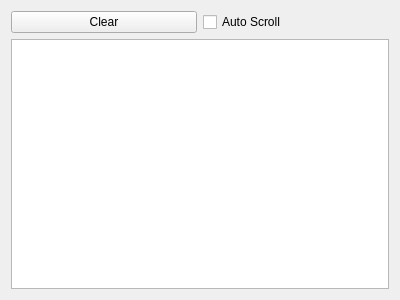
Above: logtable.ui from bewaretony/qTatorTool before the change. Below: the same form after it.
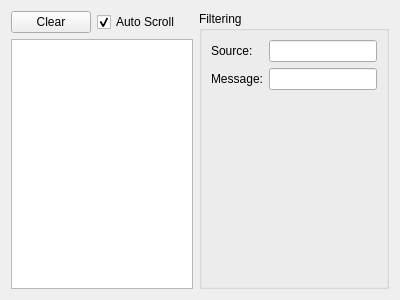
That is the form after the change.

What changed in the file:
```diff
--- a/logtable.ui
+++ b/logtable.ui
@@ -10,29 +10,37 @@
     <height>300</height>
    </rect>
   </property>
-  <property name="windowTitle">
-   <string>Form</string>
-  </property>
-  <layout class="QVBoxLayout" name="verticalLayout">
-   <item>
-    <layout class="QHBoxLayout" name="horizontalLayout">
-     <item>
-      <widget class="QPushButton" name="clearButton">
+  <layout class="QGridLayout" name="gridLayout" columnstretch="1,2,0,0,0">
+   <item row="0" column="4" rowspan="4">
+    <widget class="QGroupBox" name="filteringBox">
+     <property name="title">
+      <string>Filtering</string>
+     </property>
+     <layout class="QFormLayout" name="formLayout">
+      <item row="0" column="0">
+       <widget class="QLabel" name="label">
        <property name="text">
-        <string>Clear</string>
+         <string>Source: </string>
        </property>
       </widget>
      </item>
-     <item>
-      <widget class="QCheckBox" name="scrollCheckBox">
+      <item row="0" column="1">
+       <widget class="QLineEdit" name="sourceFilter"/>
+      </item>
+      <item row="1" column="0">
+       <widget class="QLabel" name="label_2">
        <property name="text">
-        <string>Auto Scroll</string>
+         <string>Message:</string>
        </property>
       </widget>
      </item>
-    </layout>
+      <item row="1" column="1">
+       <widget class="QLineEdit" name="messageFilter"/>
+      </item>
+     </layout>
+    </widget>
    </item>
-   <item>
+   <item row="3" column="0" colspan="4">
     <widget class="QTableView" name="logTable">
      <property name="selectionMode">
       <enum>QAbstractItemView::ExtendedSelection</enum>
@@ -48,6 +56,40 @@
      </attribute>
     </widget>
    </item>
+   <item row="0" column="0" rowspan="3" colspan="4">
+    <layout class="QHBoxLayout" name="horizontalLayout">
+     <item>
+      <widget class="QPushButton" name="clearButton">
+       <property name="text">
+        <string>Clear</string>
+       </property>
+      </widget>
+     </item>
+     <item>
+      <widget class="QCheckBox" name="scrollCheckBox">
+       <property name="text">
+        <string>Auto Scroll</string>
+       </property>
+       <property name="checked">
+        <bool>true</bool>
+       </property>
+      </widget>
+     </item>
+     <item>
+      <spacer name="horizontalSpacer">
+       <property name="orientation">
+        <enum>Qt::Horizontal</enum>
+       </property>
+       <property name="sizeHint" stdset="0">
+        <size>
+         <width>40</width>
+         <height>20</height>
+        </size>
+       </property>
+      </spacer>
+     </item>
+    </layout>
+   </item>
   </layout>
  </widget>
  <resources/>
```
Lines whose indentation alone changed are shown as unchanged.
